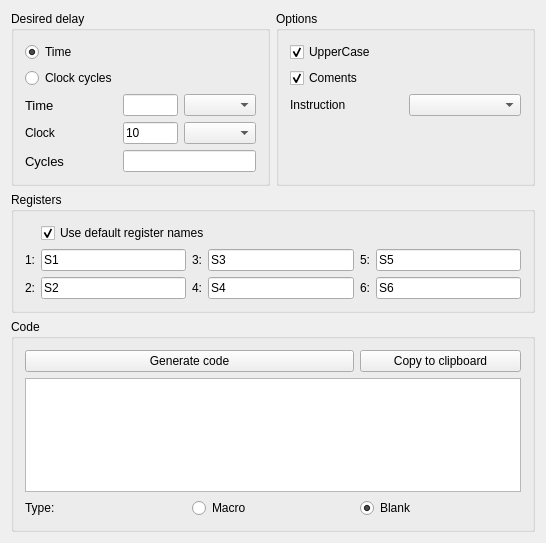
Above: IDE/GUI/widgets/LoopGen/loop_gen.ui from AbyssAbbeba/MDS-picoblaze-AVR-ide before the change. Below: the same form after it.
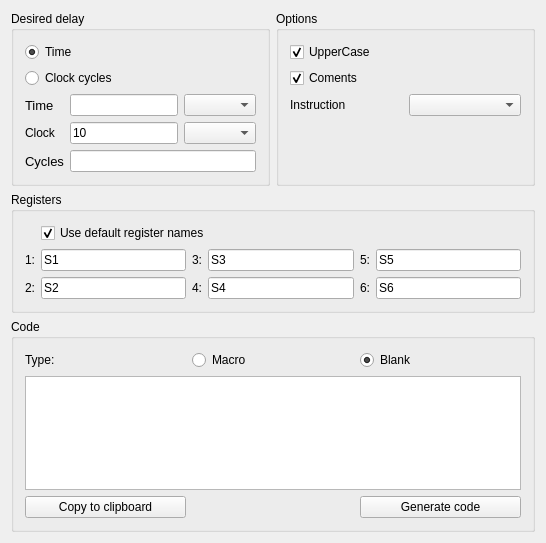
That is the form after the change.

```diff
--- a/IDE/GUI/widgets/LoopGen/loop_gen.ui
+++ b/IDE/GUI/widgets/LoopGen/loop_gen.ui
@@ -257,7 +257,7 @@
         </property>
        </widget>
       </item>
-      <item row="2" column="0">
+      <item row="2" column="0" colspan="3">
        <widget class="QRadioButton" name="radio_Cycles">
         <property name="text">
          <string>Clock cycles</string>
@@ -279,38 +279,24 @@
       <string>Code</string>
      </property>
      <layout class="QGridLayout" name="gridLayout_2">
-      <item row="0" column="2">
-       <widget class="QPushButton" name="push_Copy">
-        <property name="text">
-         <string>Copy to clipboard</string>
-        </property>
-       </widget>
-      </item>
-      <item row="0" column="0" colspan="2">
-       <widget class="QPushButton" name="push_Generate">
-        <property name="text">
-         <string>Generate code</string>
-        </property>
-       </widget>
-      </item>
       <item row="2" column="0" colspan="3">
        <widget class="QTextEdit" name="Vystup_text"/>
       </item>
-      <item row="3" column="0">
+      <item row="0" column="0">
        <widget class="QLabel" name="label_6">
         <property name="text">
          <string>Type:</string>
         </property>
        </widget>
       </item>
-      <item row="3" column="1">
+      <item row="0" column="1">
        <widget class="QRadioButton" name="Button_Macro">
         <property name="text">
          <string>Macro</string>
         </property>
        </widget>
       </item>
-      <item row="3" column="2">
+      <item row="0" column="2">
        <widget class="QRadioButton" name="radio_blank">
         <property name="text">
          <string>Blank</string>
@@ -320,6 +306,20 @@
         </property>
        </widget>
       </item>
+      <item row="3" column="2">
+       <widget class="QPushButton" name="push_Generate">
+        <property name="text">
+         <string>Generate code</string>
+        </property>
+       </widget>
+      </item>
+      <item row="3" column="0">
+       <widget class="QPushButton" name="push_Copy">
+        <property name="text">
+         <string>Copy to clipboard</string>
+        </property>
+       </widget>
+      </item>
      </layout>
     </widget>
    </item>
```
